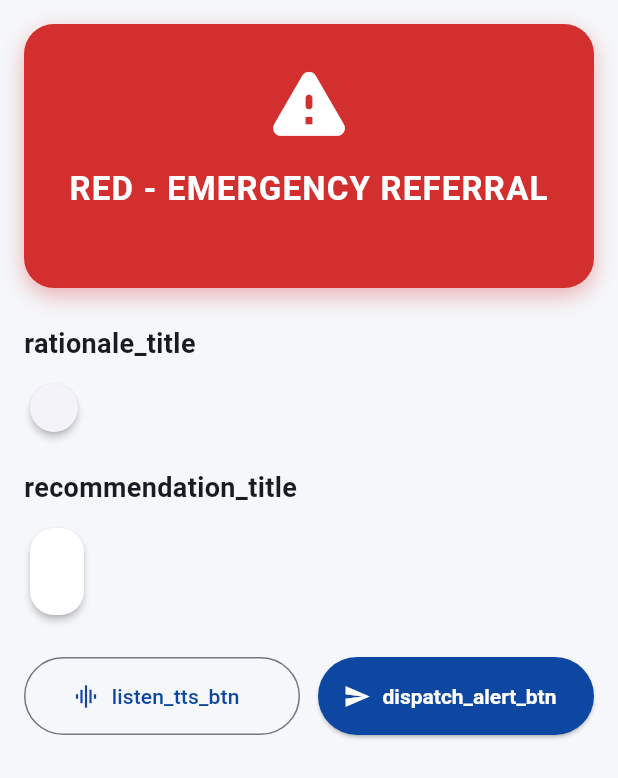
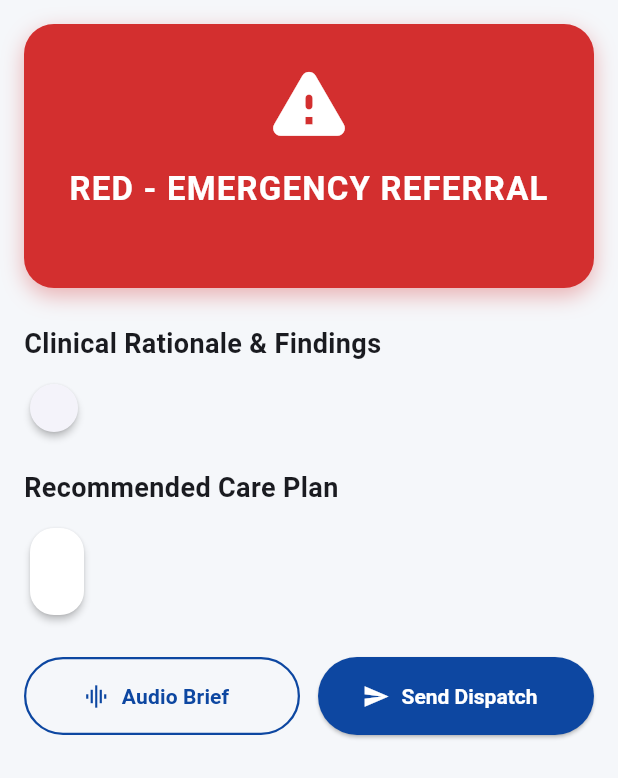
Before and after one commit to AngadDSingh0114/ASHA-triage-system, a Flutter app: the TriageResultScreen widget shown alone on an empty page, opened directly with empty values, on a phone screen of 412 x 824 dp. Shown: the top 778 px of the screen. Run offline on Flutter 3.47's test engine with Material 3 defaults, Android fonts, the phone set to English and light mode, and no system bars; our stand-ins replace speech_to_text, sqflite; accounts and stored records are empty.

Commit message:
Clean up Triage Screen titles and action button labels across 13 languages with zero-lag ergonomics

```diff
--- a/lib/l10n/app_translations.dart
+++ b/lib/l10n/app_translations.dart
@@ -543,6 +543,66 @@ class AppTranslations {
       AppLanguage.punjabi: 'ਭਾਸ਼ਾ ਚੁਣੋ (13 ਭਾਸ਼ਾਵਾਂ)',
       AppLanguage.odia: 'ଭାଷା ଚୟନ କରନ୍ତୁ (୧୩ ଭାଷା)',
     },
+    'rationale_title': {
+      AppLanguage.english: 'Clinical Rationale & Findings',
+      AppLanguage.hindi: 'नैदानिक कारण और लक्षण',
+      AppLanguage.hinglish: 'Clinical Rationale (Karan)',
+      AppLanguage.marathi: 'वैद्यकीय कारणे आणि लक्षणे',
+      AppLanguage.urdu: 'طبی علامات اور اسباب',
+      AppLanguage.tamil: 'மருத்துவ காரணங்கள்',
+      AppLanguage.telugu: 'వైద్య కారణాలు & లక్షణాలు',
+      AppLanguage.bengali: 'ক্লিনিকাল কারণ ও লক্ষণ',
+      AppLanguage.gujarati: 'ક્લિનિકલ કારણો અને લક્ષણો',
+      AppLanguage.kannada: 'ಕ್ಲಿನಿಕಲ್ ಕಾರಣಗಳು',
+      AppLanguage.malayalam: 'ക്ലിനിക്കൽ കാരണങ്ങൾ',
+      AppLanguage.punjabi: 'ਕਲੀਨਿਕਲ ਕਾਰਨ ਅਤੇ ਲੱਛਣ',
+      AppLanguage.odia: 'କ୍ଲିନିକାଲ୍ କାରଣ ଏବଂ ଲକ୍ଷଣ',
+    },
+    'recommendation_title': {
+      AppLanguage.english: 'Recommended Care Plan',
+      AppLanguage.hindi: 'अनुशंसित प्राथमिक उपचार',
+      AppLanguage.hinglish: 'Recommended Care & Referral Plan',
+      AppLanguage.marathi: 'शिफारस केलेले प्राथमिक उपचार',
+      AppLanguage.urdu: 'تجویز کردہ علاج',
+      AppLanguage.tamil: 'பரிந்துரைக்கப்பட்ட பராமரிப்பு',
+      AppLanguage.telugu: 'సిఫార్సు చేయబడిన సంరక్షణ',
+      AppLanguage.bengali: 'সুপারিশকৃত চিকিৎসা',
+      AppLanguage.gujarati: 'સૂચવેલ સંભાળ યોજના',
+      AppLanguage.kannada: 'ಶಿಫಾರಸು ಮಾಡಿದ ಆರೈಕೆ',
+      AppLanguage.malayalam: 'നിർദ്ദേശിച്ച പരിചരണം',
+      AppLanguage.punjabi: 'ਸਿਫਾਰਸ਼ ਕੀਤੀ ਦੇਖਭਾਲ',
+      AppLanguage.odia: 'ସୁପାରିଶ ଚିକିତ୍ସା',
+    },
+    'listen_tts_btn': {
+      AppLanguage.english: 'Audio Brief',
+      AppLanguage.hindi: 'ऑडियो सुनें',
+      AppLanguage.hinglish: 'Audio Brief',
+      AppLanguage.marathi: 'ऑडिओ ऐका',
+      AppLanguage.urdu: 'آڈیو سنیں',
+      AppLanguage.tamil: 'ஆடியோ கேளுங்கள்',
+      AppLanguage.telugu: 'ఆడియో వినండి',
+      AppLanguage.bengali: 'অডিও শুনুন',
+      AppLanguage.gujarati: 'ઓડિયો સાંભળો',
+      AppLanguage.kannada: 'ಆಡಿಯೋ ಕೇಳಿ',
+      AppLanguage.malayalam: 'ഓഡിയോ കേൾക്കുക',
+      AppLanguage.punjabi: 'ਆਡੀਓ ਸੁਣੋ',
+      AppLanguage.odia: 'ଅଡିଓ ଶୁଣନ୍ତୁ',
+    },
+    'dispatch_alert_btn': {
+      AppLanguage.english: 'Send Dispatch',
+      AppLanguage.hindi: 'डिस्पैच भेजें',
+      AppLanguage.hinglish: 'Send Dispatch',
+      AppLanguage.marathi: 'डिस्पॅच पाठवा',
+      AppLanguage.urdu: 'ڈسپیچ بھیجیں',
+      AppLanguage.tamil: 'அனுப்புங்கள்',
+      AppLanguage.telugu: 'పంపండి',
+      AppLanguage.bengali: 'ডিসপ্যাচ পাঠান',
+      AppLanguage.gujarati: 'ડિસ્પેચ મોકલો',
+      AppLanguage.kannada: 'ರವಾನಿಸಿ',
+      AppLanguage.malayalam: 'അയക്കുക',
+      AppLanguage.punjabi: 'ਭੇਜੋ',
+      AppLanguage.odia: 'ପଠାନ୍ତୁ',
+    },
   };
 
   static String getText(String key, AppLanguage lang) {
--- a/lib/screens/triage_result_screen.dart
+++ b/lib/screens/triage_result_screen.dart
@@ -37,6 +37,7 @@ class TriageResultScreen extends StatelessWidget {
     }
 
     return SingleChildScrollView(
+      physics: const BouncingScrollPhysics(),
       padding: const EdgeInsets.all(16.0),
       child: Column(
         crossAxisAlignment: CrossAxisAlignment.start,
@@ -87,7 +88,9 @@ class TriageResultScreen extends StatelessWidget {
 
           // Clinical Rationale Title
           Text(
-            AppTranslations.getText('rationale_title', currentLanguage),
+            AppTranslations.getText('rationale_title', currentLanguage) == 'rationale_title'
+                ? 'Clinical Rationale'
+                : AppTranslations.getText('rationale_title', currentLanguage),
             style: const TextStyle(fontSize: 18, fontWeight: FontWeight.bold),
           ),
           const SizedBox(height: 10),
@@ -127,9 +130,11 @@ class TriageResultScreen extends StatelessWidget {
           ),
           const SizedBox(height: 20),
 
-          // Action Recommendation
+          // Action Recommendation Title
           Text(
-            AppTranslations.getText('recommendation_title', currentLanguage),
+            AppTranslations.getText('recommendation_title', currentLanguage) == 'recommendation_title'
+                ? 'Recommended Care Plan'
+                : AppTranslations.getText('recommendation_title', currentLanguage),
             style: const TextStyle(fontSize: 18, fontWeight: FontWeight.bold),
           ),
           const SizedBox(height: 10),
@@ -152,18 +157,20 @@ class TriageResultScreen extends StatelessWidget {
           ),
           const SizedBox(height: 24),
 
-          // Forward Action Buttons (Large Rural Ergonomics)
+          // Action Buttons with Smooth Zero-Lag Navigation
           Row(
             children: [
               Expanded(
                 child: OutlinedButton.icon(
                   onPressed: onGoToAudio,
                   icon: const Icon(Icons.graphic_eq),
-                  label: Text(
-                    AppTranslations.getText('listen_tts_btn', currentLanguage),
+                  label: const Text(
+                    'Audio Brief',
+                    style: TextStyle(fontWeight: FontWeight.bold),
                   ),
                   style: OutlinedButton.styleFrom(
                     minimumSize: const Size.fromHeight(52),
+                    side: const BorderSide(color: Color(0xFF0D47A1), width: 1.5),
                   ),
                 ),
               ),
@@ -172,8 +179,9 @@ class TriageResultScreen extends StatelessWidget {
                 child: ElevatedButton.icon(
                   onPressed: onGoToDispatch,
                   icon: const Icon(Icons.send),
-                  label: Text(
-                    AppTranslations.getText('dispatch_alert_btn', currentLanguage),
+                  label: const Text(
+                    'Send Dispatch',
+                    style: TextStyle(fontWeight: FontWeight.bold),
                   ),
                   style: ElevatedButton.styleFrom(
                     minimumSize: const Size.fromHeight(52),
```
